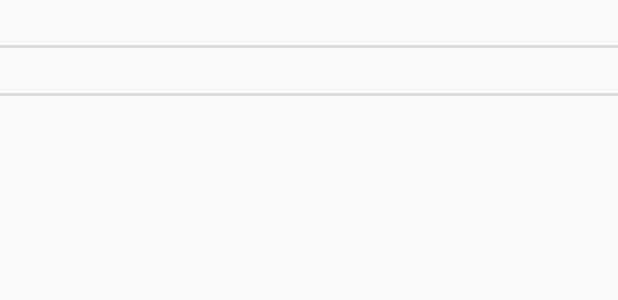
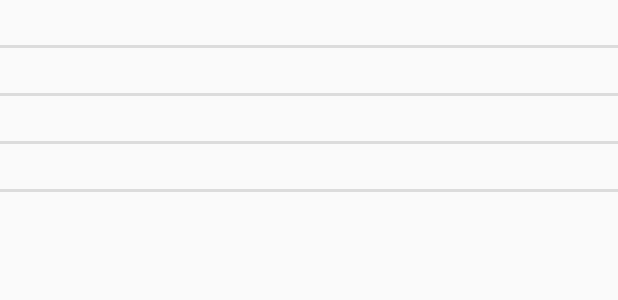
Before and after one commit to brentzucker/GT-Hive, an Android app: the layout fragment_building.xml on its own in the app's theme, with its tools: preview values and no code run, on a phone screen of 412 x 824 dp. Shown: the top 300 px of the screen. Run offline under Robolectric (Android 15) with nearby library versions, the phone set to English and light mode, and no system bars.

Commit message:
Building Activity Displays Floors and Room Numbers along with the name and occupancy of the building

```diff
--- a/MobileApp/GTHive/app/src/main/java/hive/mas/com/gthive/Floor.java
+++ b/MobileApp/GTHive/app/src/main/java/hive/mas/com/gthive/Floor.java
@@ -1,5 +1,6 @@
 package hive.mas.com.gthive;
 
+import java.util.ArrayList;
 import java.util.List;
 
 /**
@@ -14,11 +15,13 @@ public class Floor extends Location {
         super(id);
         String[] id_arr = id.split("_");
         mFloorNumber = (id_arr.length > 1 ? id_arr[1].charAt(0) : 'n');
+        mRooms = new ArrayList<>();
     }
 
     public Floor(String bId, char floorNumber) {
         super(bId + "_" + floorNumber);
         mFloorNumber = floorNumber;
+        mRooms = new ArrayList<>();
     }
 
     /* Accessors and Modifiers */
--- a/MobileApp/GTHive/app/src/main/res/layout/fragment_building.xml
+++ b/MobileApp/GTHive/app/src/main/res/layout/fragment_building.xml
@@ -16,4 +16,16 @@
         android:layout_height="wrap_content"
         style="?android:listSeparatorTextViewStyle"/>
 
+    <TextView
+        android:id="@+id/floors"
+        android:layout_width="match_parent"
+        android:layout_height="wrap_content"
+        style="?android:listSeparatorTextViewStyle"/>
+
+    <TextView
+        android:id="@+id/rooms"
+        android:layout_width="match_parent"
+        android:layout_height="wrap_content"
+        style="?android:listSeparatorTextViewStyle"/>
+
 </LinearLayout>
```
Also changed, not shown: MobileApp/GTHive/app/src/main/java/hive/mas/com/gthive/Building.java (+23 -0 lines), MobileApp/GTHive/app/src/main/java/hive/mas/com/gthive/BuildingFragment.java (+10 -0 lines), MobileApp/GTHive/app/src/main/java/hive/mas/com/gthive/Campus.java (+0 -7 lines).
